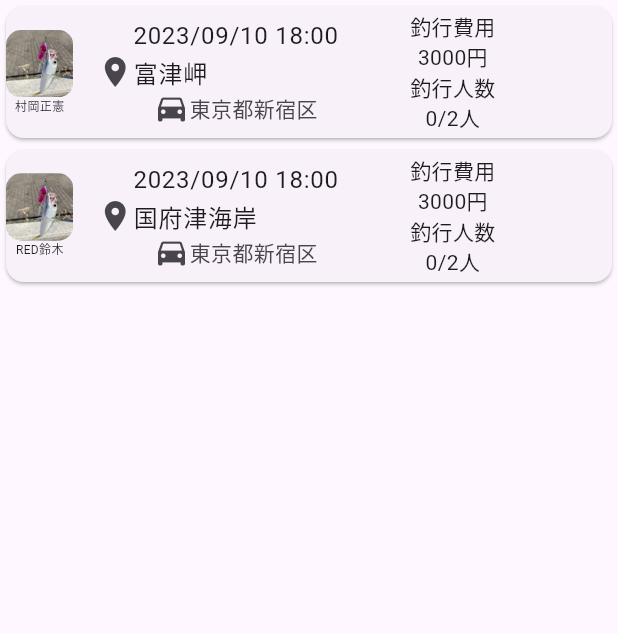
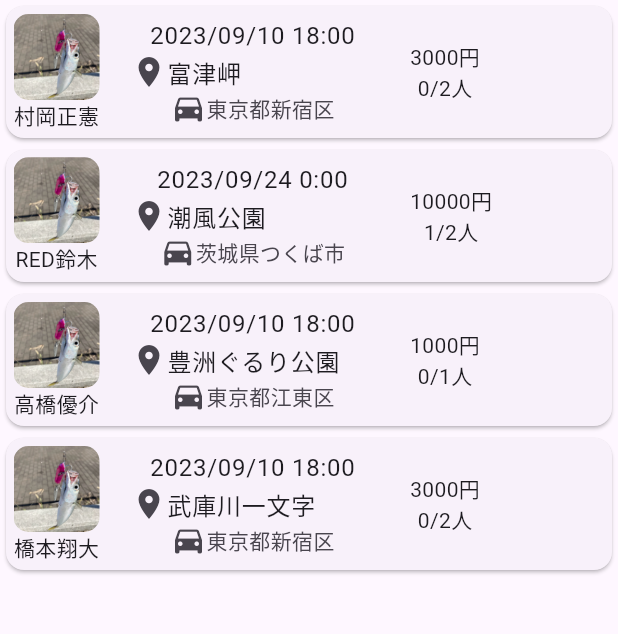
Before and after one commit to Kota049/lure_link, a Flutter app: the screen it shows after launch, on a phone screen of 412 x 824 dp, the part 84-718 px from its top. Run offline on Flutter 3.47's test engine with Material 2 defaults, Android fonts, the light colour scheme and no system bars.

Commit message:
refactor extract constants

```diff
--- a/lure_link_flutter/lib/main.dart
+++ b/lure_link_flutter/lib/main.dart
@@ -32,18 +32,59 @@ class RecruitmentList extends StatelessWidget {
   Widget build(BuildContext context) {
     return const Column(
       children: [
-        RecruitmentCard(title: '富津岬', user: '村岡正憲'),
-        RecruitmentCard(title: '国府津海岸', user: 'RED鈴木')
+        RecruitmentCard(
+          destination: "富津岬",
+          user: '村岡正憲',
+          startDate: "2023/09/10 18:00",
+          departure: "東京都新宿区",
+          budget: "3000円",
+          memberCount: "0/2人",
+        ),
+        RecruitmentCard(
+          destination: "潮風公園",
+          user: 'RED鈴木',
+          startDate: "2023/09/24 0:00",
+          departure: "茨城県つくば市",
+          budget: "10000円",
+          memberCount: "1/2人",
+        ),
+        RecruitmentCard(
+          destination: "豊洲ぐるり公園",
+          user: '高橋優介',
+          startDate: "2023/09/10 18:00",
+          departure: "東京都江東区",
+          budget: "1000円",
+          memberCount: "0/1人",
+        ),
+        RecruitmentCard(
+          destination: "武庫川一文字",
+          user: '橋本翔大',
+          startDate: "2023/09/10 18:00",
+          departure: "東京都新宿区",
+          budget: "3000円",
+          memberCount: "0/2人",
+        ),
       ],
     );
   }
 }
 
 class RecruitmentCard extends StatelessWidget {
-  final String title;
+  final String destination;
   final String user;
+  final String startDate;
+  final String departure;
+  final String budget;
+  final String memberCount;
 
-  const RecruitmentCard({super.key, required this.title, required this.user});
+  const RecruitmentCard(
+      {super.key,
+      required this.destination,
+      required this.user,
+      required this.startDate,
+      required this.departure,
+      required this.budget,
+      required this.memberCount});
 
   @override
   Widget build(BuildContext context) {
@@ -51,8 +92,10 @@ class RecruitmentCard extends StatelessWidget {
         child: Row(
       children: <Widget>[
         Flexible(
-          flex: 1,
+          flex: 2,
           fit: FlexFit.tight,
+          child: Container(
+            margin: const EdgeInsets.symmetric(horizontal: 5.0),
             child: Column(
               children: [
                 ClipRRect(
@@ -64,45 +107,47 @@ class RecruitmentCard extends StatelessWidget {
                 SizedBox(
                     width: double.infinity,
                     child: Center(
+                      child: FittedBox(
+                        fit: BoxFit.scaleDown,
                         child: Text(
                           user,
-                      style: const TextStyle(fontSize: 8),
+                        ),
                       ),
                     ))
               ],
             ),
           ),
+        ),
         Flexible(
-          flex: 5,
+          flex: 6,
           fit: FlexFit.loose,
           child: ListTile(
             title: Column(
               children: [
-                const FittedBox(
-                    fit: BoxFit.scaleDown, child: Text("2023/09/10 18:00")),
+                FittedBox(fit: BoxFit.scaleDown, child: Text(startDate)),
                 Row(
                   children: [
                     const Icon(IconData(0xe3ab, fontFamily: 'MaterialIcons')),
-                    Text(title),
+                    Text(destination),
                   ],
                 ),
               ],
             ),
-            subtitle: const FittedBox(
+            subtitle: FittedBox(
                 fit: BoxFit.scaleDown,
                 child: Row(
                   children: [
-                    Icon(IconData(0xe1d7, fontFamily: 'MaterialIcons')),
-                    Text("東京都新宿区"),
+                    const Icon(IconData(0xe1d7, fontFamily: 'MaterialIcons')),
+                    Text(departure),
                   ],
                 )),
           ),
         ),
-        const Flexible(
-          flex: 3,
+        Flexible(
+          flex: 4,
           fit: FlexFit.loose,
           child: Column(
-            children: [Text("釣行費用"), Text("3000円"), Text("釣行人数"), Text("0/2人")],
+            children: [Text(budget), Text(memberCount)],
           ),
         )
       ],
```
Lines whose indentation alone changed are shown as unchanged.
